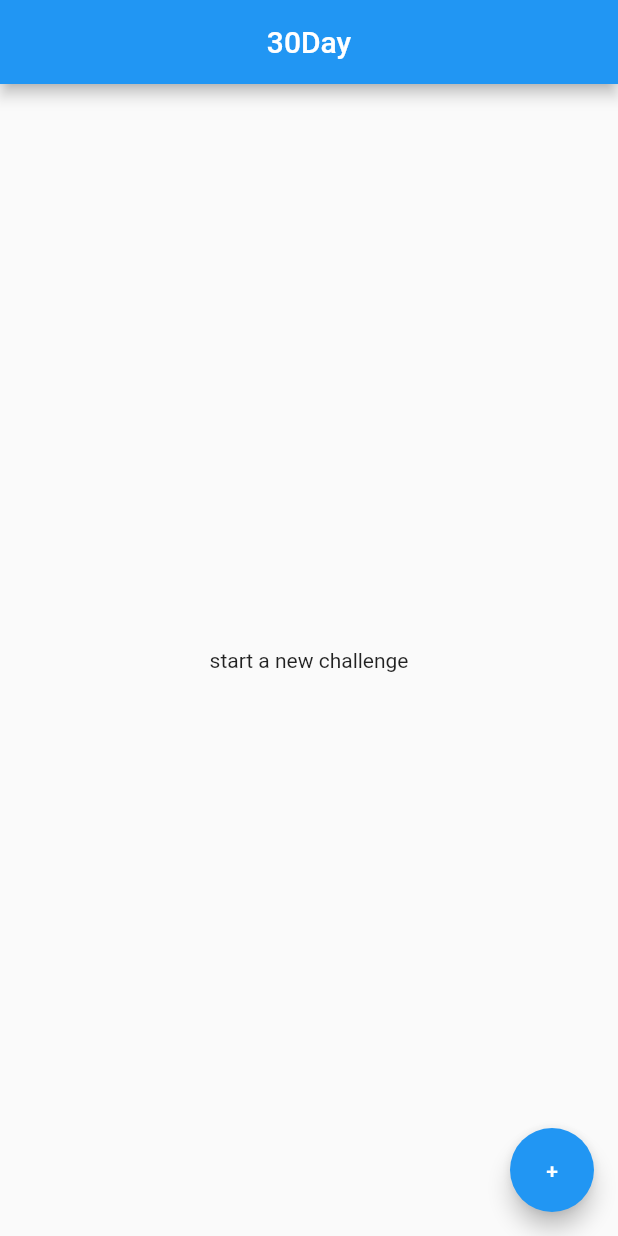
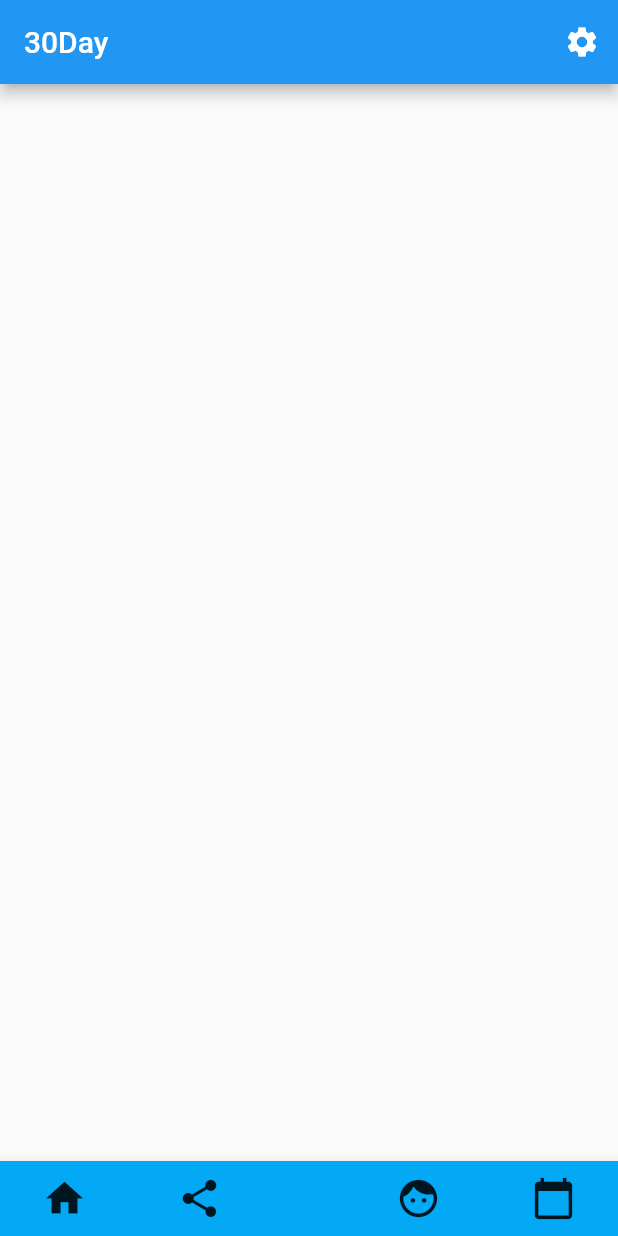
Before and after one commit to esam191/30day, a Flutter app: the screen it shows after launch, on a phone screen of 412 x 824 dp. Run offline on Flutter 3.47's test engine with Material 2 defaults, Android fonts, the phone set to English and light mode, and no system bars.

Commit message:
added appbar and bottomappbar

```diff
--- a/thirtyday/lib/main.dart
+++ b/thirtyday/lib/main.dart
@@ -1,5 +1,73 @@
 import 'package:flutter/material.dart';
+void main() => runApp(ThirtyDayApp());
 
+class ThirtyDayApp extends StatelessWidget{
+  static final IconButton _settings = IconButton(icon: const Icon(Icons.settings),
+    /// This code explains what happens when you press setting Icon.
+    tooltip: 'Open settings route',
+    onPressed: (){
+      /// TODO: Go to settings
+    },
+  );
+  final List<Widget> appBarButtons = [_settings,];
+
+  static final IconButton _home = IconButton(icon: const Icon(Icons.home), iconSize: 30.0, padding: EdgeInsets.only(left: 28.0),
+    tooltip: 'Go to home',
+    onPressed: (){
+    },
+  );
+  static final IconButton _share = IconButton(icon: const Icon(Icons.share), iconSize: 30.0, padding: EdgeInsets.only(right: 28.0),
+    tooltip: 'Share with community',
+    onPressed: (){
+    },
+
+  );
+  static final IconButton _profile = IconButton(icon: const Icon(Icons.face), iconSize: 30.0, padding: EdgeInsets.only(left: 28.0),
+    tooltip: 'Share with community',
+    onPressed: (){
+    },
+
+  );
+  static final IconButton _calendar = IconButton(icon: const Icon(Icons.calendar_today), iconSize: 30.0, padding: EdgeInsets.only(right: 28.0),
+    tooltip: 'Share with community',
+    onPressed: (){
+    },
+
+  );
+  final List<Widget> bottomAppBarButtons = [_home, _share, _profile, _calendar];
+
+  @override
+  Widget build(BuildContext context) {
+    var mainApp = MaterialApp(
+      home: Scaffold(
+        appBar: AppBar(
+          title: Text('30Day'),
+          actions: appBarButtons,
+        ),
+        bottomNavigationBar: BottomAppBar(
+          color: Colors.lightBlue,
+          shape: CircularNotchedRectangle(),
+          child: Container(
+            height: 50,
+            child: Row(
+              mainAxisSize: MainAxisSize.max,
+              mainAxisAlignment: MainAxisAlignment.spaceBetween,
+              children: bottomAppBarButtons,
+            ),
+          )
+
+        ),
+      )
+    ,);
+
+    return mainApp;
+  }
+}
+
+
+
+
+/*
 void main() => runApp(MaterialApp(
   home: Scaffold(
     appBar: AppBar(
@@ -14,3 +82,4 @@ void main() => runApp(MaterialApp(
     ),
   )
 ));
+*/
```
